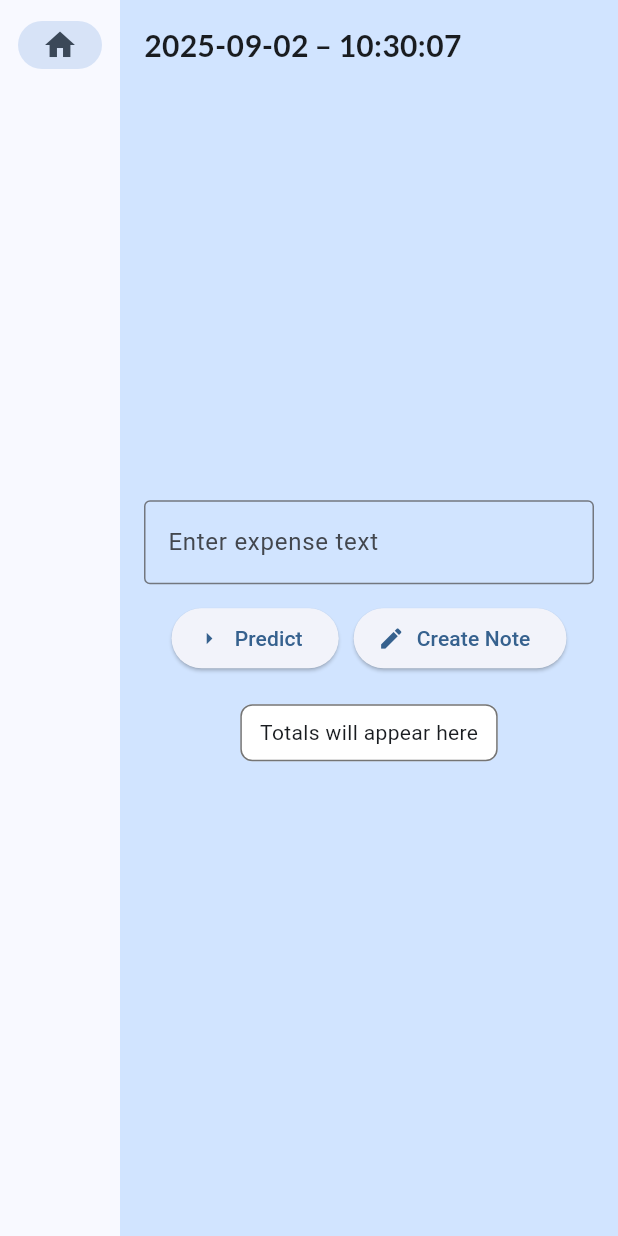
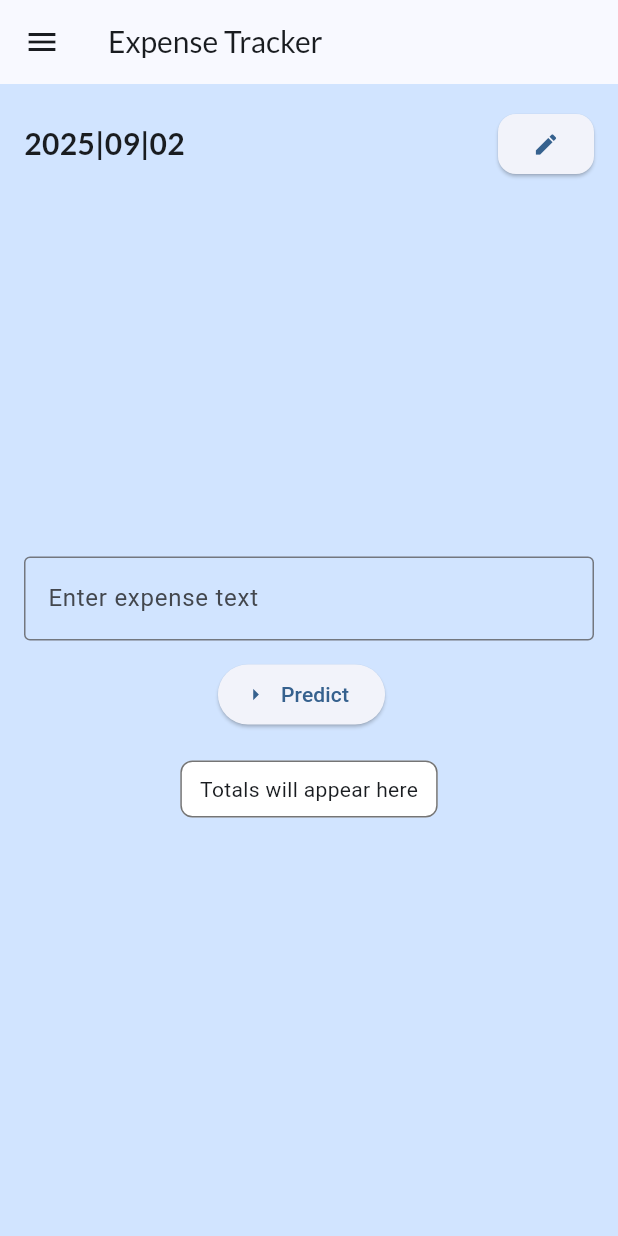
Before and after one commit to FinancialTrackerApp/Finance-Tracker-App, a Flutter app: the screen it shows after launch, on a phone screen of 412 x 824 dp. Run offline on Flutter 3.47's test engine with Material 3 defaults, Android fonts, the light colour scheme and no system bars; our stand-ins replace google_fonts.

Commit message:
ui changes

```diff
--- a/frontend/lib/main.dart
+++ b/frontend/lib/main.dart
@@ -75,8 +75,6 @@ class MyAppState extends ChangeNotifier {
     editingIndex = index; // track which note is being edited
     notifyListeners();
   }
-
-
   void stopEditing() {
     isEditing = false;
     currentText = "";
@@ -130,37 +128,43 @@ class _MyHomePageState extends State<MyHomePage> {
         throw UnimplementedError('no widget for $selectedIndex');
     }
 
-    return LayoutBuilder(builder: (context, constraints) {
     return Scaffold(
-        body: Row(
+      appBar: AppBar(
+        title: Text("Expense Tracker",
+          style: GoogleFonts.lato(
+            fontSize: 20,
+          ),
+        ),
+
+        leading: Builder(
+          builder: (context) => IconButton(
+            icon: Icon(Icons.menu), // hamburger menu
+            onPressed: () => Scaffold.of(context).openDrawer(),
+          ),
+        ),
+      ),
+      drawer: Drawer(
+        child: ListView(
           children: [
-            SafeArea(
-              child: NavigationRail(
-                extended: constraints.maxWidth >= 600,
-                destinations: [
-                  NavigationRailDestination(
-                    icon: Icon(Icons.home),
-                    label: Text('Home'),
-                  )
-                ],
-                selectedIndex: selectedIndex,
-                onDestinationSelected: (value) {
+            ListTile(
+              leading: Icon(Icons.home),
+              title: Text("Home"),
+              onTap: () {
                 setState(() {
-                    selectedIndex = value;
+                  selectedIndex = 0;
                 });
+                Navigator.of(context).pop(); // close drawer
               },
             ),
+            // Add more items here
+          ],
         ),
-            Expanded(
-              child: Container(
+      ),
+      body: Container(
         color: Theme.of(context).colorScheme.primaryContainer,
         child: page,
       ),
-            ),
-          ],
-        ),
     );
-    });
   }
 }
 
@@ -178,7 +182,23 @@ class GeneratorPage extends StatelessWidget {
             mainAxisAlignment: MainAxisAlignment.center,
             crossAxisAlignment: CrossAxisAlignment.stretch,
             children: [
+              Row(
+                children: [
                   DateTimeDisplayWidget(),
+                  Spacer(),
+                  ElevatedButton(
+                    onPressed: () => appState.startEditing(),
+                    style: ElevatedButton.styleFrom(
+                      shape: RoundedRectangleBorder(
+                        borderRadius: BorderRadius.circular(12), // circular edges
+                      ),
+                      padding: EdgeInsets.all(5), // makes it square-ish
+                    ),
+                    child: Icon(Icons.edit),
+                  )
+
+                ],
+              ),
               // Input TextField
               Spacer(),
               TextField(
@@ -200,11 +220,6 @@ class GeneratorPage extends StatelessWidget {
                     label: Text('Predict'),
                   ),
                   SizedBox(width: 10),
-                  ElevatedButton.icon(
-                    onPressed: () => appState.startEditing(),
-                    icon: Icon(Icons.edit),
-                    label: Text('Create Note'),
-                  ),
                 ],
               ),
               SizedBox(height: 20),
@@ -407,7 +422,7 @@ class _DateTimeDisplayWidgetState extends State<DateTimeDisplayWidget> {
 
   void _updateDateTime() {
     DateTime now = DateTime.now();
-    formattedDateTime = DateFormat('yyyy-MM-dd – HH:mm:ss').format(now);
+    formattedDateTime = DateFormat('yyyy|MM|dd').format(now);
   }
 
   void _tick() async {
```
Lines whose indentation alone changed are shown as unchanged.
